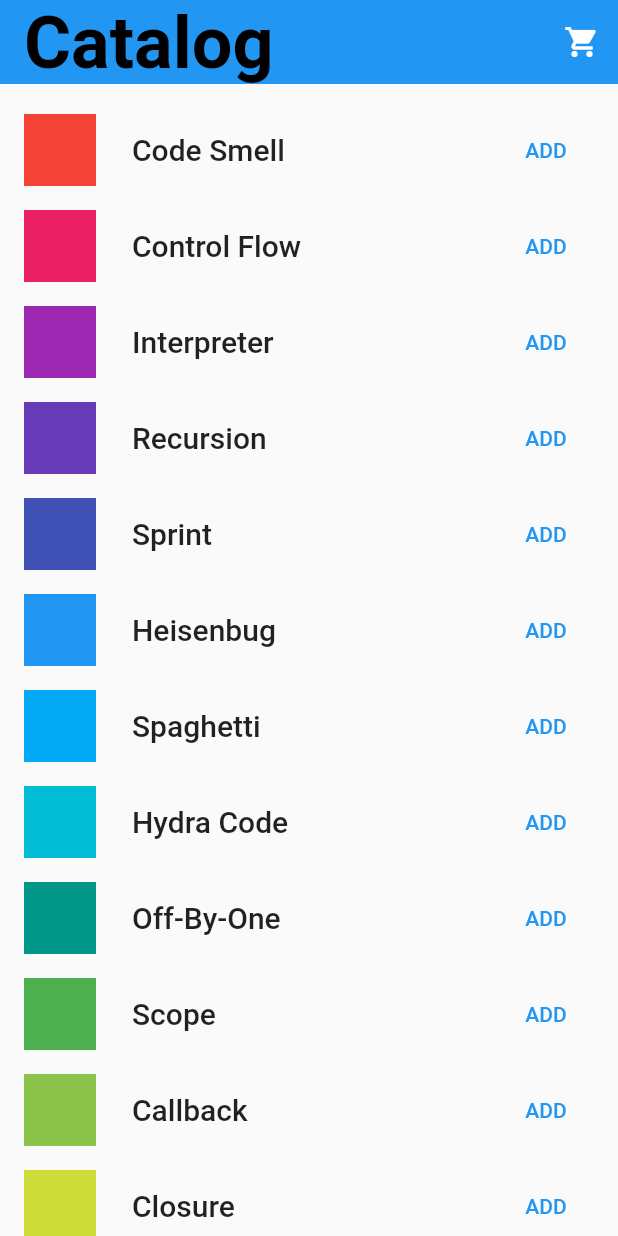
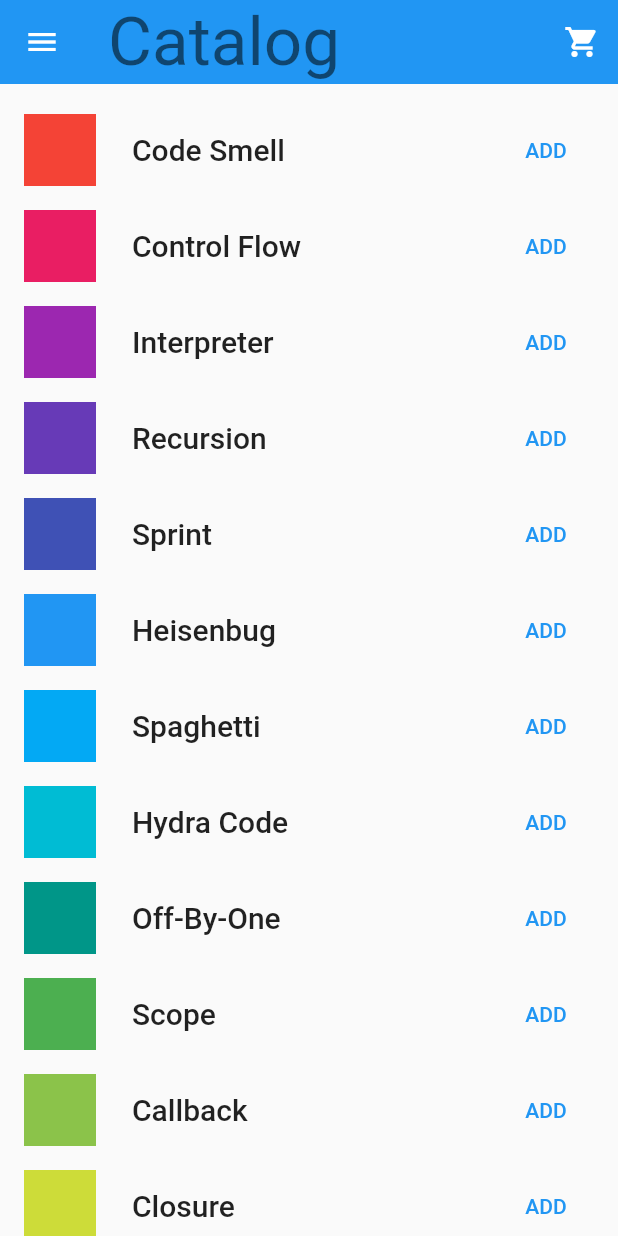
Before and after one commit to AlexOpanasevych/dartCourse, a Flutter app: the screen it shows after launch, after a tap on "ENTER", on a phone screen of 412 x 824 dp. Run offline on Flutter 3.47's test engine with Material 2 defaults, Android fonts, the phone set to English and light mode, and no system bars; our stand-ins replace cached_network_image, flutter_spinbox, font_awesome_flutter, shared_preferences; missing offline and left inert: shared_preferences_web.

Commit message:
added nested navigator, http request, dark/light theme switching

```diff
--- a/pract3_2/lib/common/theme.dart
+++ b/pract3_2/lib/common/theme.dart
@@ -1,14 +1,43 @@
+import 'package:flutter/cupertino.dart';
 import 'package:flutter/material.dart';
+import 'package:shared_preferences/shared_preferences.dart';
 
-final appTheme = ThemeData(
-  primarySwatch: Colors.blue,
-  // primaryColor: Colors.black,
-  textTheme: const TextTheme(
-    headline1: TextStyle(
-      // fontFamily: 'Corben',
-      fontWeight: FontWeight.w700,
-      fontSize: 48,
-      color: Colors.black,
-    ),
-  ),
-);
+class ThemeProvider extends ChangeNotifier {
+  late ThemeData _selectedTheme = light;
+  late Typography defaultTypography;
+  late SharedPreferences prefs;
+
+  ThemeData dark = ThemeData.dark().copyWith();
+
+  ThemeData light = ThemeData.light().copyWith();
+
+  ThemeProvider(bool isDarkTheme) {
+    _selectedTheme = isDarkTheme ? dark : light;
+  }
+
+  Future<void> swapTheme() async {
+    prefs = await SharedPreferences.getInstance();
+
+    if (_selectedTheme == dark) {
+      _selectedTheme = light;
+      await prefs.setBool("darkTheme", false);
+    } else {
+      _selectedTheme = dark;
+      await prefs.setBool("darkTheme", true);
+    }
+
+    notifyListeners();
+  }
+
+  ThemeData get theme => _selectedTheme;
+
+  // Future<void> initTheme() async {
+  //   prefs = await SharedPreferences.getInstance().then((prefs) => {
+  //     _selectedTheme = prefs.getBool("darkTheme") ?? false ? dark : light;
+  //   }, () => {
+  //
+  //   });
+  //   var darkTheme = ;
+  //   _selectedTheme = darkTheme ? dark : light;
+  // }
+}
--- a/pract3_2/lib/main.dart
+++ b/pract3_2/lib/main.dart
@@ -6,9 +6,24 @@ import 'package:pract3_2/screens/cart.dart';
 import 'package:pract3_2/screens/catalog.dart';
 import 'package:pract3_2/screens/login.dart';
 import 'package:provider/provider.dart';
+import 'package:shared_preferences/shared_preferences.dart';
+
+import 'models/user.dart';
 
 void main() {
-  runApp(const MyApp());
+  WidgetsFlutterBinding.ensureInitialized();
+  SharedPreferences.getInstance().then((prefs) {
+    var isDarkTheme = prefs.getBool("darkTheme") ?? false;
+    return runApp(
+      ChangeNotifierProvider<ThemeProvider>(
+        child: const MyApp(),
+        create: (context) {
+          return ThemeProvider(isDarkTheme);
+        },
+      ),
+    );
+  }
+  );
 }
 
 class MyApp extends StatelessWidget {
@@ -30,17 +45,25 @@ class MyApp extends StatelessWidget {
               return cart;
             },
           ),
+          // ChangeNotifierProvider<ThemeProvider>(
+          //   create: (context) {
+          //     return ThemeProvider();
+          //   },
+          // ),
         ],
-      child: MaterialApp(
+        child: Consumer<ThemeProvider>(
+          builder: (context, themeProvider, child) {
+            return MaterialApp(
               title: 'Shopping app',
-        theme: appTheme,
+              theme: themeProvider.theme,
               initialRoute: '/',
               routes: {
-          '/': (context) => const MyLogin(),
+                '/': (context) => const MyLogin(User()),
                 '/catalog': (context) => const MyCatalog(),
                 '/cart': (context) => const MyCart(),
               },
-      ),
             );
+          },
+        ));
   }
 }
--- /dev/null
+++ b/pract3_2/lib/models/user.dart
@@ -0,0 +1,10 @@
+import 'package:flutter/foundation.dart';
+
+class User {
+
+  const User([this.username = "", this.password = ""]);
+
+  final String username;
+  final String password;
+
+}
--- a/pract3_2/lib/screens/catalog.dart
+++ b/pract3_2/lib/screens/catalog.dart
@@ -1,4 +1,5 @@
 import 'package:flutter/material.dart';
+import 'package:pract3_2/common/theme.dart';
 import 'package:provider/provider.dart';
 import 'package:pract3_2/models/cart.dart';
 import 'package:pract3_2/models/catalog.dart';
@@ -18,6 +19,50 @@ class MyCatalog extends StatelessWidget {
                 (context, index) => _MyListItem(index)),
           ),
         ],
+      ),
+      drawer: Drawer(
+        child: ListView(
+          padding: EdgeInsets.zero,
+          children: <Widget>[
+            DrawerHeader(
+              decoration: const BoxDecoration(
+                color: Colors.blue,
+              ),
+              child: Stack(
+                children: <Widget>[
+                  Container(
+                    alignment: Alignment.center,
+                    child: const Text('Example App',
+                        style: TextStyle(
+                          color: Colors.white,
+                          fontSize: 24,
+                        )
+                    ),
+                  ),
+                  Align(alignment: Alignment.topRight,
+                    child: FloatingActionButton.small(
+                        child: const Icon(Icons.brightness_6),
+                        onPressed: () {
+                          Provider.of<ThemeProvider>(context, listen: false).swapTheme();
+                        }),
+                  )
+                ],
+              ),
+            ),
+            const ListTile(
+              leading: Icon(Icons.message),
+              title: Text('Messages'),
+            ),
+            const ListTile(
+              leading: Icon(Icons.account_circle),
+              title: Text('Profile'),
+            ),
+            const ListTile(
+              leading: Icon(Icons.settings),
+              title: Text('Settings'),
+            ),
+          ],
+        ),
       ),
     );
   }
@@ -60,7 +105,7 @@ class _MyAppBar extends StatelessWidget {
   @override
   Widget build(BuildContext context) {
     return SliverAppBar(
-      title: Text('Catalog', style: Theme.of(context).textTheme.headline1),
+      title: Text('Catalog', style: Theme.of(context).textTheme.headline3),
       floating: true,
       actions: [
         IconButton(
--- a/pract3_2/lib/screens/login.dart
+++ b/pract3_2/lib/screens/login.dart
@@ -1,7 +1,10 @@
 import 'package:flutter/material.dart';
+import 'package:pract3_2/models/user.dart';
+import 'package:pract3_2/screens/example_nested.dart';
+// import 'package:shared_preferences/shared_preferences.dart';
 
-class MyLogin extends StatelessWidget {
-  const MyLogin({Key? key}) : super(key: key);
+class MyLoginPageState extends State<MyLogin> {
+  bool rememberUser = false;
 
   @override
   Widget build(BuildContext context) {
@@ -9,26 +12,39 @@ class MyLogin extends StatelessWidget {
       body: Center(
         child: Container(
           padding: const EdgeInsets.all(80.0),
-          child: Column(
+          child: Stack(children: [Column(
             mainAxisAlignment: MainAxisAlignment.center,
             children: [
               Text(
                 'Welcome',
-                style: Theme.of(context).textTheme.headline1,
+                style: Theme.of(context).textTheme.headline3,
               ),
               TextFormField(
-                decoration: const InputDecoration(
-                  hintText: 'Username',
-                ),
-              ),
+                  decoration: const InputDecoration(
+                    hintText: 'Username',
+                  ),
+                  initialValue: widget.user.username),
               TextFormField(
                 decoration: const InputDecoration(
                   hintText: 'Password',
                 ),
                 obscureText: true,
+                initialValue: widget.user.password,
               ),
-              const SizedBox(
-                height: 24,
+              Align(
+                alignment: Alignment.centerLeft,
+                child: Row(
+                  children: [
+                    Checkbox(
+                      value: rememberUser,
+                      onChanged: (checked) {
+                        setState(() {
+                          rememberUser = !rememberUser;
+                        });
+                    }),
+                    const Text('Remember me')
+                  ],
+                )
               ),
               ElevatedButton(
                 child: const Text('ENTER'),
@@ -41,8 +57,18 @@ class MyLogin extends StatelessWidget {
               )
             ],
           ),
+          Align(alignment: Alignment.topRight, child: MaterialButton(child: const Text('Press me!'), onPressed: () { Navigator.push(context, MaterialPageRoute<NestedNavigator>(builder: (context) => const NestedNavigator())); },),)
+          ])
         ),
       ),
     );
   }
 }
+
+class MyLogin extends StatefulWidget {
+  final User user;
+  const MyLogin(this.user, {Key? key}) : super(key: key);
+
+  @override
+  State<MyLogin> createState() => MyLoginPageState();
+}
--- a/pract3_2/pubspec.yaml
+++ b/pract3_2/pubspec.yaml
@@ -10,14 +10,16 @@ dependencies:
   flutter:
     sdk: flutter
   flutter_spinbox: ^0.7.0
+  shared_preferences: ^2.0.11
+  http: ^0.13.4
 
   # Import the provider package.
-  provider: ^5.0.0
+  provider: ^6.0.1
 
 dev_dependencies:
   flutter_test:
     sdk: flutter
-  flutter_lints: ^1.0.0
+  flutter_lints: ^1.0.4
 
 flutter:
   uses-material-design: true
```
Also changed, not shown: pract3_2/lib/generated_plugin_registrant.dart (added, +16 -0 lines), pract3_2/lib/screens/cart.dart (+27 -11 lines), pract3_2/lib/screens/example_nested.dart (added, +125 -0 lines), pract3_2/pubspec.lock, 1 other file. Lines whose indentation alone changed are shown as unchanged.
